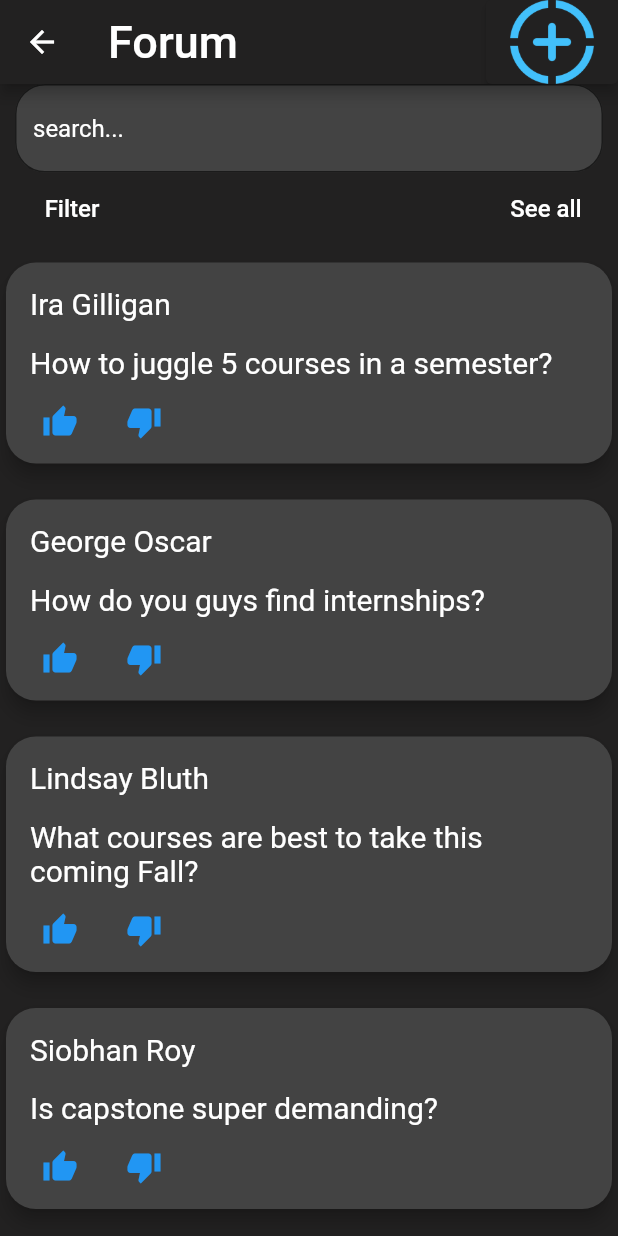
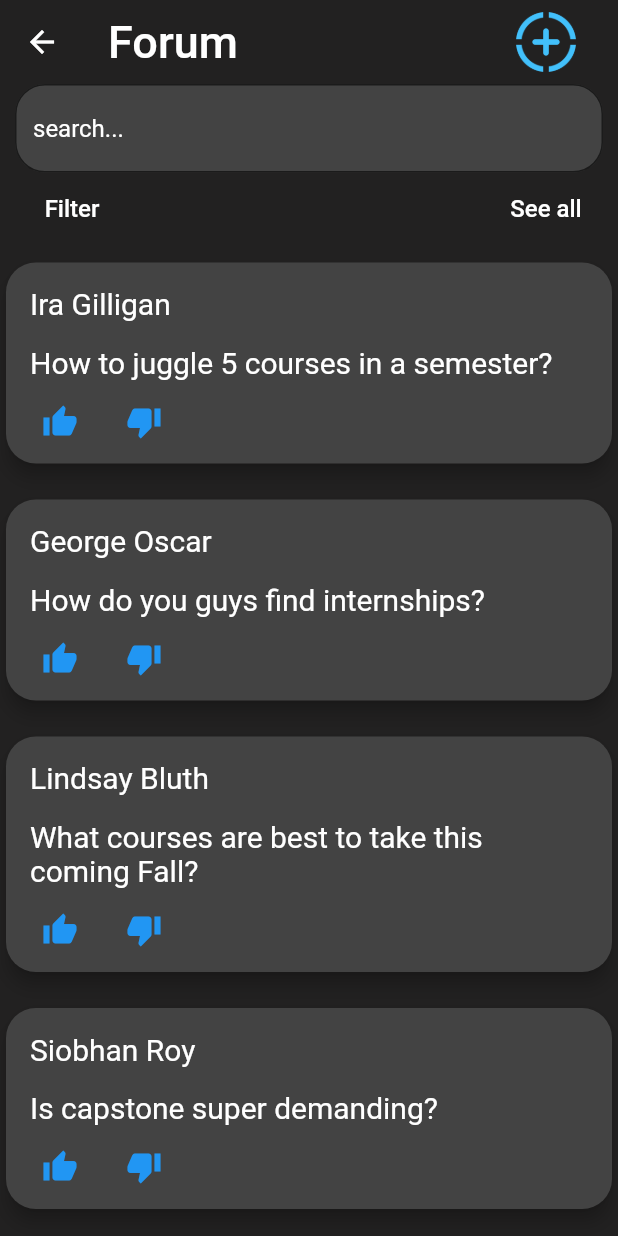
Before and after one commit to AC159/ConcordiaOracle, a Flutter app: the Forum screen opened directly, on a phone screen of 412 x 824 dp. Run offline on Flutter 3.47's test engine with Material 2 defaults, Android fonts, the phone set to English and light mode, and no system bars; drawn by our look-alikes of sliding_up_panel; our stand-ins replace after_layout, firebase_auth, firebase_core, flutter_signin_button, google_sign_in; missing offline and left inert: colorize; accounts and stored records are empty.

Commit message:
Finish Styling + cleanup

```diff
--- a/lib/Components/Forum.dart
+++ b/lib/Components/Forum.dart
@@ -12,7 +12,7 @@ class Forum extends StatefulWidget {
 
 
 class _ForumState extends State<Forum> with AfterLayoutMixin<Forum> {
-  static const List<Map<String, String>> forumQuestionList = [
+  List<Map<String, String>> forumQuestionList = [
     {"name": "Ira Gilligan", "questionTitle": "How to juggle 5 courses in a semester?", "questionText": "I'm planning for the next sem, just wondering"},
     {"name": "George Oscar", "questionTitle": "How do you guys find internships?", "questionText": "I plan to start getting experience this summer."},
     {"name": "Lindsay Bluth", "questionTitle": "What courses are best to take this coming Fall?", "questionText": "Looking for some fun and educational electives"},
@@ -39,9 +39,10 @@ class _ForumState extends State<Forum> with AfterLayoutMixin<Forum> {
   Widget build(BuildContext context) {
     return Scaffold(
         appBar: AppBar(
-          title: Text("Forum", style: TextStyle(fontSize: 30, color: Colors.white)),
+          title: Text("Forum", style: TextStyle(fontSize: 30, color: Colors.white),),
           backgroundColor: ALMOST_BLACK,
-          actions: <Widget>[ElevatedButton(onPressed: () => {_pc.open()}, child: add_plus, style: ButtonStyle(backgroundColor: MaterialStateProperty.all<Color>(ALMOST_BLACK)))],
+          elevation: 0,
+          actions: <Widget>[IconButton(onPressed: () => {_pc.open()}, icon: add_plus, iconSize: 80)],
         ),
         body: SlidingUpPanel(
           controller: _pc,
@@ -160,53 +161,51 @@ class _ForumState extends State<Forum> with AfterLayoutMixin<Forum> {
   String dropdownValue = "General";
 
   Widget _form(BuildContext context) {
+    const double offset = 20;
     return Form(
       key: _formKey,
       child: Column(
         crossAxisAlignment: CrossAxisAlignment.start,
         children: <Widget>[
           AppBar(
+            automaticallyImplyLeading: false,
             backgroundColor: ALMOST_BLACK,
-            leading: ElevatedButton(onPressed: () => this.closePanel(), child: Icon(Icons.cancel_outlined, color: Theme.of(context).primaryColor, size: 60,), style: ButtonStyle(backgroundColor: MaterialStateProperty.all<Color>(ALMOST_BLACK) /*, fixedSize: MaterialStateProperty.all<Size>(Size.fromHeight(20)) */,)),
-            actions: [ElevatedButton(
+            elevation: 0,
+            leading: IconButton(
+              onPressed: () => this.closePanel(),
+              icon: Icon(Icons.cancel_outlined),
+              color: Color.fromRGBO(66, 192, 251, 1),
+              iconSize: 50,
+              padding: EdgeInsets.only(left: 10),
+            ),
+            actions: [IconButton(
               onPressed: () {
                 // Validate will return true if the form is valid, or false if
                 // the form is invalid.
                 if (_formKey.currentState!.validate()) {
                   // Process data.
+                  // We do nothing :)
                 }
               },
-              child: add_plus, style: ButtonStyle(backgroundColor: MaterialStateProperty.all<Color>(ALMOST_BLACK), fixedSize: MaterialStateProperty.all<Size>(Size.fromHeight(20))),
-            ),],
+              icon: add_plus,
+              iconSize: 80,
+            )
+            ],
           ),
-          // Row(
-          //     mainAxisAlignment: MainAxisAlignment.spaceBetween,
-          //     children: <Widget> [
-          //       ElevatedButton(onPressed: () => this.closePanel(), child: Icon(Icons.cancel_outlined, color: Theme.of(context).primaryColor, size: 20,), style: ButtonStyle(backgroundColor: MaterialStateProperty.all<Color>(ALMOST_BLACK), fixedSize: MaterialStateProperty.all<Size>(Size.fromHeight(20)),)),
-          //       ElevatedButton(
-          //         onPressed: () {
-          //           // Validate will return true if the form is valid, or false if
-          //           // the form is invalid.
-          //           if (_formKey.currentState!.validate()) {
-          //             // Process data.
-          //           }
-          //         },
-          //         child: add_plus, style: ButtonStyle(backgroundColor: MaterialStateProperty.all<Color>(ALMOST_BLACK), fixedSize: MaterialStateProperty.all<Size>(Size.fromHeight(20))),
-          //       ),
-          //     ]
-          // ),
-          Padding(padding: const EdgeInsets.symmetric(vertical: 16.0), child: Text("Categories:",)),
-          Row(
-              crossAxisAlignment: CrossAxisAlignment.center,
-              children: <Widget> [
+          Padding(
+              padding: EdgeInsets.symmetric(horizontal: offset),
+              child: Column(
+                crossAxisAlignment: CrossAxisAlignment.start,
+                children: [
+                  Padding(padding: const EdgeInsets.symmetric(vertical: 16.0), child: Text("Categories:", style: TextStyle(fontSize: 24, color: Colors.white),)),
                   Container(
-                  width: MediaQuery.of(context).size.width,
+                    width: MediaQuery.of(context).size.width - (offset*2), // there is probably a cleaner way, but I don't know what it is and can't think of it rn.
                     decoration: BoxDecoration(
                         borderRadius: BorderRadius.circular(20),
                         color: LIGHT_GREY
                     ),
                     child: DropdownButtonFormField<String>(
-                      isExpanded: true,
+                      //isExpanded: true,
                         style: const TextStyle(color: Colors.white),
                         dropdownColor: LIGHT_GREY,
                         decoration: InputDecoration(
@@ -221,16 +220,13 @@ class _ForumState extends State<Forum> with AfterLayoutMixin<Forum> {
                           });
                         }
                     ),),
-              ]
-          ),
                   Padding(padding: const EdgeInsets.symmetric(vertical: 16.0)),
-          Padding(padding: const EdgeInsets.symmetric(vertical: 16.0), child: Text("Question:")),
-          Row(
-              children: <Widget> [
+                  Padding(padding: const EdgeInsets.symmetric(vertical: 16.0), child: Text("Question:", style: TextStyle(fontSize: 24, color: Colors.white,),)),
                   Expanded(
                     child:
                     TextFormField(
-                    //expands: true,
+                      maxLines: null,
+                      minLines: 8,
                       style: TextStyle(color: Colors.white),
                       keyboardType: TextInputType.text,
                       decoration: InputDecoration(
@@ -250,22 +246,9 @@ class _ForumState extends State<Forum> with AfterLayoutMixin<Forum> {
                       },
                     ),
                   )
-              ]
+                ],
+              )
           ),
-          // Padding(
-          //   padding: const EdgeInsets.symmetric(vertical: 16.0),
-          //   child:
-          //   ElevatedButton(
-          //     onPressed: () {
-          //       // Validate will return true if the form is valid, or false if
-          //       // the form is invalid.
-          //       if (_formKey.currentState!.validate()) {
-          //         // Process data.
-          //       }
-          //     },
-          //     child: add_plus, style: ButtonStyle(backgroundColor: MaterialStateProperty.all<Color>(ALMOST_BLACK), fixedSize: MaterialStateProperty.all<Size>(Size.fromHeight(20))),
-          //   ),
-          // ),
         ],
       ),
     );
```
Lines whose indentation alone changed are shown as unchanged.
